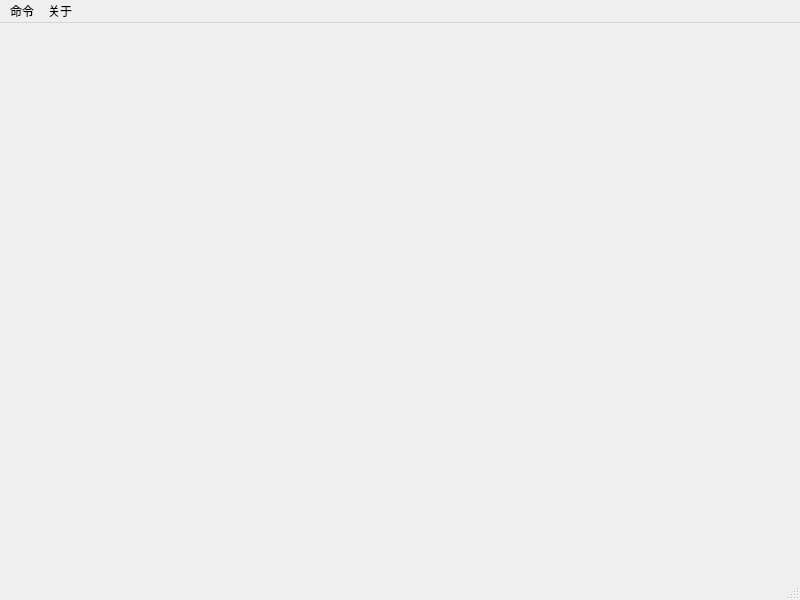
This is QTUI.ui in 256481788jianghao/stock_task as Qt 5 draws it before an edit. The edited form follows.
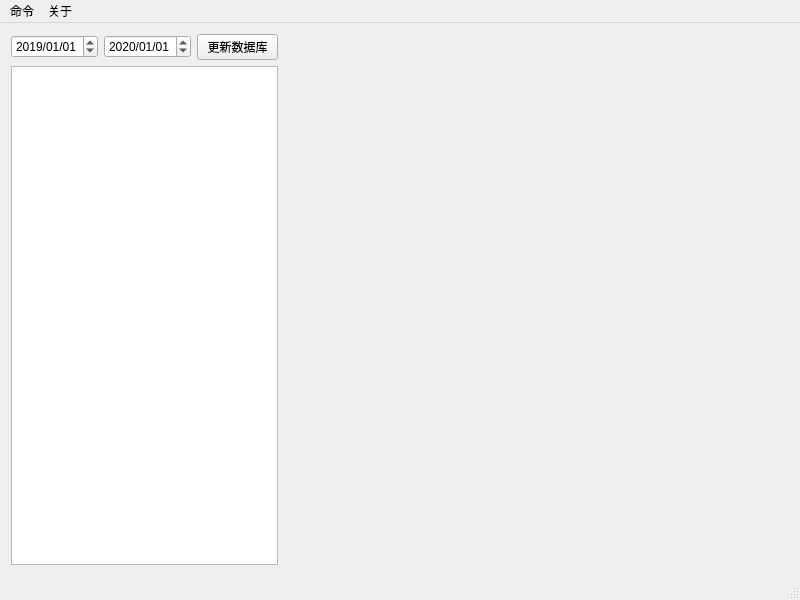
This is the edited form.

What changed in the file:
```diff
--- a/QTUI.ui
+++ b/QTUI.ui
@@ -13,7 +13,85 @@
   <property name="windowTitle">
    <string>MainWindow</string>
   </property>
-  <widget class="QWidget" name="centralwidget"/>
+  <widget class="QWidget" name="centralwidget">
+   <widget class="QWidget" name="layoutWidget">
+    <property name="geometry">
+     <rect>
+      <x>11</x>
+      <y>11</y>
+      <width>267</width>
+      <height>531</height>
+     </rect>
+    </property>
+    <layout class="QVBoxLayout" name="verticalLayout" stretch="0,0">
+     <property name="sizeConstraint">
+      <enum>QLayout::SetDefaultConstraint</enum>
+     </property>
+     <item>
+      <layout class="QHBoxLayout" name="horizontalLayout">
+       <item>
+        <widget class="QDateTimeEdit" name="dateTimeEdit_Update_StartTime">
+         <property name="date">
+          <date>
+           <year>2019</year>
+           <month>1</month>
+           <day>1</day>
+          </date>
+         </property>
+         <property name="displayFormat">
+          <string>yyyy/MM/dd</string>
+         </property>
+        </widget>
+       </item>
+       <item>
+        <widget class="QDateTimeEdit" name="dateTimeEdit_Update_EndTime">
+         <property name="dateTime">
+          <datetime>
+           <hour>0</hour>
+           <minute>0</minute>
+           <second>0</second>
+           <year>2020</year>
+           <month>1</month>
+           <day>1</day>
+          </datetime>
+         </property>
+         <property name="date">
+          <date>
+           <year>2020</year>
+           <month>1</month>
+           <day>1</day>
+          </date>
+         </property>
+         <property name="displayFormat">
+          <string>yyyy/MM/dd</string>
+         </property>
+        </widget>
+       </item>
+       <item>
+        <widget class="QPushButton" name="pushButton__UpdateDateBase">
+         <property name="text">
+          <string>更新数据库</string>
+         </property>
+        </widget>
+       </item>
+      </layout>
+     </item>
+     <item>
+      <widget class="QTableView" name="tableView_stockbasic">
+       <property name="dragDropMode">
+        <enum>QAbstractItemView::NoDragDrop</enum>
+       </property>
+       <property name="selectionMode">
+        <enum>QAbstractItemView::NoSelection</enum>
+       </property>
+       <property name="verticalScrollMode">
+        <enum>QAbstractItemView::ScrollPerItem</enum>
+       </property>
+      </widget>
+     </item>
+    </layout>
+   </widget>
+  </widget>
   <widget class="QMenuBar" name="menubar">
    <property name="geometry">
     <rect>
```
Left out of the diff: 31 changed lines with no effect on the pictures.
